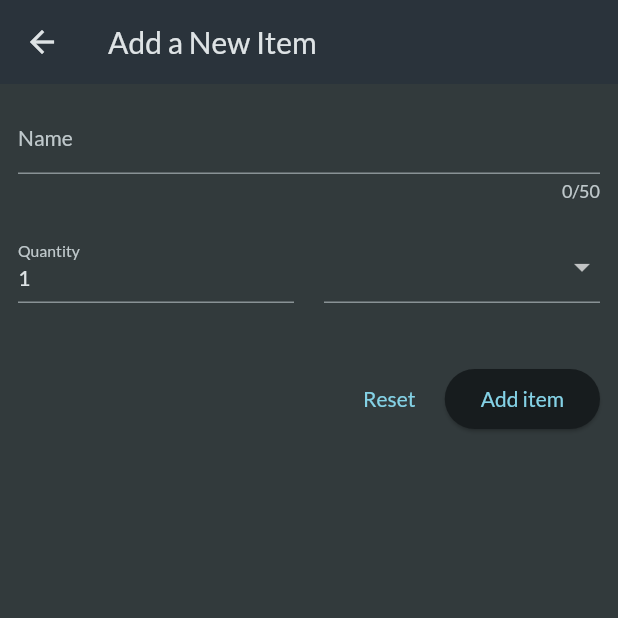
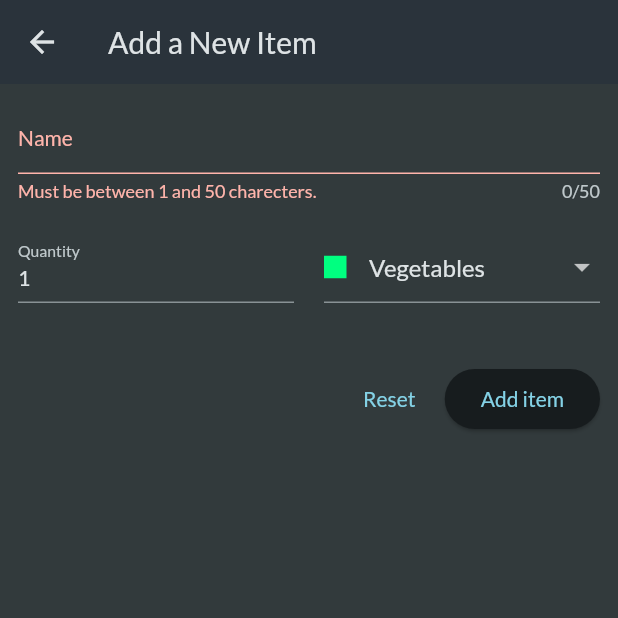
Before and after one commit to Indranilsen2005/Shopping_List_App, a Flutter app: the NewItem screen opened directly, after a tap on "Add item", on a phone screen of 412 x 824 dp, the top half of it. Run offline on Flutter 3.47's test engine with Material 2 defaults, Android fonts, the phone set to English and light mode, and no system bars; our stand-ins replace google_fonts.

Commit message:
Added validation for user input and updated first screen based on content availability

```diff
--- a/lib/widgets/new_item.dart
+++ b/lib/widgets/new_item.dart
@@ -1,5 +1,8 @@
 import 'package:flutter/material.dart';
+
 import 'package:shopping_list/data/categories.dart';
+import 'package:shopping_list/models/category.dart';
+import 'package:shopping_list/models/grocery_item.dart';
 
 class NewItem extends StatefulWidget {
   const NewItem({super.key});
@@ -9,6 +12,25 @@ class NewItem extends StatefulWidget {
 }
 
 class _NewItemState extends State<NewItem> {
+  final _formKey = GlobalKey<FormState>();
+  var _enteredName = '';
+  var _enteredQuantity = 1;
+  var _selectedCategory = categories[Categories.vegetables]!;
+
+  void saveItem() {
+    if (_formKey.currentState!.validate()) {
+      _formKey.currentState!.save();
+      Navigator.of(context).pop(
+        GroceryItem(
+          id: DateTime.now().toString(),
+          name: _enteredName,
+          quantity: _enteredQuantity,
+          category: _selectedCategory,
+        ),
+      );
+    }
+  }
+
   @override
   Widget build(BuildContext context) {
     return Scaffold(
@@ -18,15 +40,28 @@ class _NewItemState extends State<NewItem> {
       body: Padding(
         padding: const EdgeInsets.all(12),
         child: Form(
+          key: _formKey,
           child: Column(
             children: [
               TextFormField(
                 maxLength: 50,
+                style: TextStyle(
+                  color: Theme.of(context).colorScheme.onBackground,
+                ),
                 decoration: const InputDecoration(
                   label: Text('Name'),
                 ),
                 validator: (value) {
-                  return 'Demo';
+                  if (value == null ||
+                      value.isEmpty ||
+                      value.trim().length <= 1 ||
+                      value.trim().length > 50) {
+                    return 'Must be between 1 and 50 charecters.';
+                  }
+                  return null;
+                },
+                onSaved: (value) {
+                  _enteredName = value!;
                 },
               ),
               const SizedBox(height: 20),
@@ -35,18 +70,32 @@ class _NewItemState extends State<NewItem> {
                 children: [
                   Expanded(
                     child: TextFormField(
-                      initialValue: '1',
+                      keyboardType: TextInputType.number,
+                      initialValue: _enteredQuantity.toString(),
                       style: TextStyle(
                         color: Theme.of(context).colorScheme.onBackground,
                       ),
                       decoration: const InputDecoration(
                         label: Text('Quantity'),
                       ),
+                      validator: (value) {
+                        if (value == null ||
+                            value.isEmpty ||
+                            int.tryParse(value) == null ||
+                            int.tryParse(value)! <= 0) {
+                          return 'Must be a valid positive integer.';
+                        }
+                        return null;
+                      },
+                      onSaved: (value) {
+                        _enteredQuantity = int.parse(value!);
+                      },
                     ),
                   ),
                   const SizedBox(width: 20),
                   Expanded(
                     child: DropdownButtonFormField(
+                      value: _selectedCategory,
                       items: [
                         for (final category in categories.entries)
                           DropdownMenuItem(
@@ -71,7 +120,11 @@ class _NewItemState extends State<NewItem> {
                             ),
                           ),
                       ],
-                      onChanged: (value) {},
+                      onChanged: (value) {
+                        setState(() {
+                          _selectedCategory = value!;
+                        });
+                      },
                     ),
                   ),
                 ],
@@ -81,12 +134,14 @@ class _NewItemState extends State<NewItem> {
                 mainAxisAlignment: MainAxisAlignment.end,
                 children: [
                   TextButton(
-                    onPressed: () {},
+                    onPressed: () {
+                      _formKey.currentState!.reset();
+                    },
                     child: const Text('Reset'),
                   ),
                   const SizedBox(width: 5),
                   ElevatedButton(
-                    onPressed: () {},
+                    onPressed: saveItem,
                     child: const Text('Add item'),
                   ),
                 ],
```
Also changed, not shown: lib/widgets/grocery_list.dart (+88 -28 lines).
